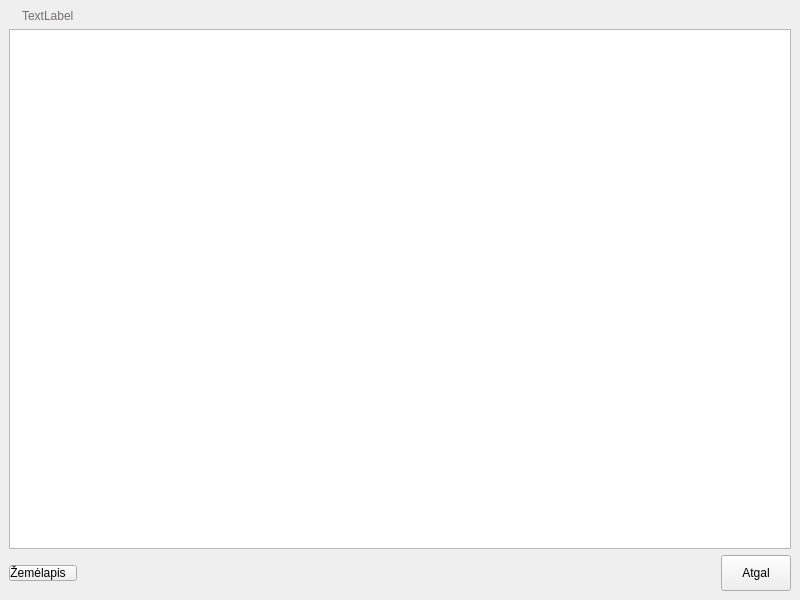
The window that nokia/AlausRadaras/publist.ui (vincnetas/alaus-radaras) describes before a commit, drawn with Qt 5.
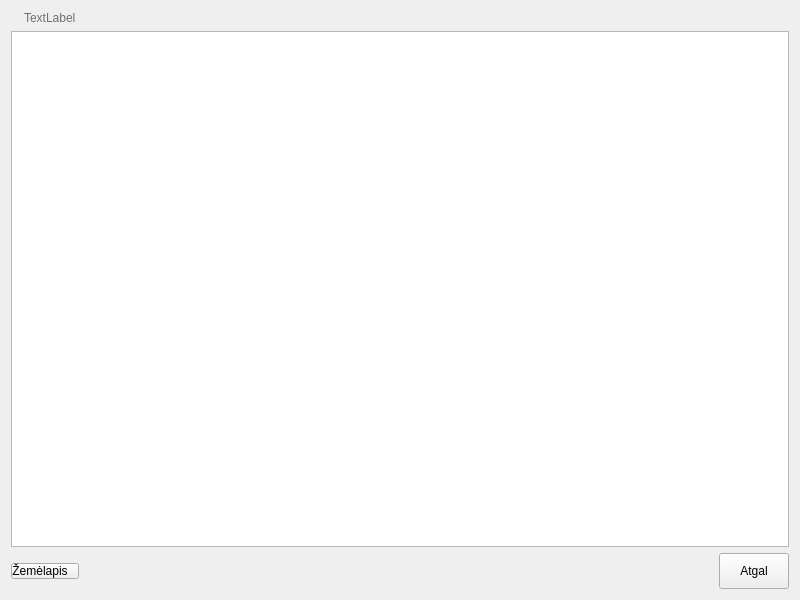
The same window after the commit. Icons and pictures are not drawn.

The edit to the form file:
```diff
--- a/nokia/AlausRadaras/publist.ui
+++ b/nokia/AlausRadaras/publist.ui
@@ -1,7 +1,7 @@
 <?xml version="1.0" encoding="UTF-8"?>
 <ui version="4.0">
  <class>PubList</class>
- <widget class="QMainWindow" name="PubList">
+ <widget class="QWidget" name="PubList">
   <property name="geometry">
    <rect>
     <x>0</x>
@@ -17,7 +17,8 @@
    <iconset resource="Images.qrc">
     <normaloff>:/images/bok_title.png</normaloff>:/images/bok_title.png</iconset>
   </property>
-  <widget class="QWidget" name="centralwidget">
+  <layout class="QVBoxLayout" name="verticalLayout_2">
+   <item>
    <layout class="QVBoxLayout" name="verticalLayout">
     <item>
      <widget class="QLabel" name="txtHeader">
@@ -103,7 +104,8 @@
      </layout>
     </item>
    </layout>
-  </widget>
+   </item>
+  </layout>
  </widget>
  <resources>
   <include location="Images.qrc"/>
```
Lines whose indentation alone changed are shown as unchanged.
